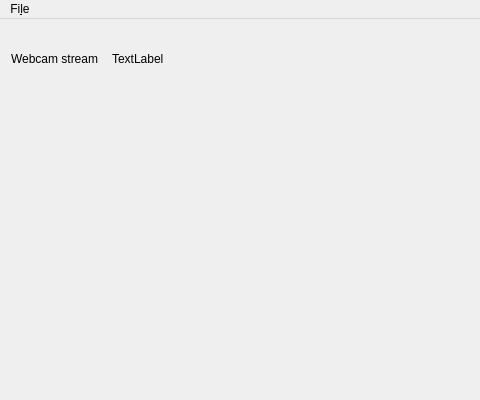
Above: facialrecognition.ui from galeone/face-miner before the change; both pictures show x 0 to 480 and y 0 to 400 of the 727 by 400 pixel window. Below: the same form after it.
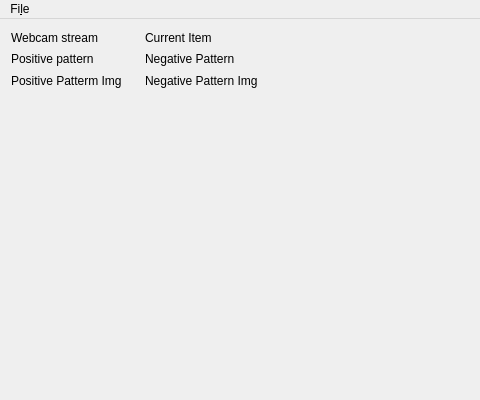
That is the form after the change. Custom widgets are drawn as their Qt base class.

```diff
--- a/facialrecognition.ui
+++ b/facialrecognition.ui
@@ -25,7 +25,7 @@
      <rect>
       <x>0</x>
       <y>0</y>
-      <width>192</width>
+      <width>269</width>
       <height>80</height>
      </rect>
     </property>
@@ -33,6 +33,20 @@
      <property name="sizeConstraint">
       <enum>QLayout::SetMinimumSize</enum>
      </property>
+     <item row="1" column="0">
+      <widget class="QLabel" name="lblPositiveP">
+       <property name="text">
+        <string>Positive pattern</string>
+       </property>
+      </widget>
+     </item>
+     <item row="1" column="2">
+      <widget class="QLabel" name="lblNevativeP">
+       <property name="text">
+        <string>Negative Pattern</string>
+       </property>
+      </widget>
+     </item>
      <item row="0" column="0">
       <widget class="VideoStreamView" name="_videoStreamView">
        <property name="sizePolicy">
@@ -54,12 +68,32 @@
        <property name="orientation">
         <enum>Qt::Horizontal</enum>
        </property>
+       <property name="sizeHint" stdset="0">
+        <size>
+         <width>20</width>
+         <height>0</height>
+        </size>
+       </property>
       </spacer>
      </item>
      <item row="0" column="2">
       <widget class="VideoStreamView" name="_trainingStreamView">
        <property name="text">
-        <string>TextLabel</string>
+        <string>Current Item</string>
+       </property>
+      </widget>
+     </item>
+     <item row="2" column="0">
+      <widget class="VideoStreamView" name="_positivePattern">
+       <property name="text">
+        <string>Positive Patterm Img</string>
+       </property>
+      </widget>
+     </item>
+     <item row="2" column="2">
+      <widget class="VideoStreamView" name="_negativePattern">
+       <property name="text">
+        <string>Negative Pattern Img</string>
        </property>
       </widget>
      </item>
```
